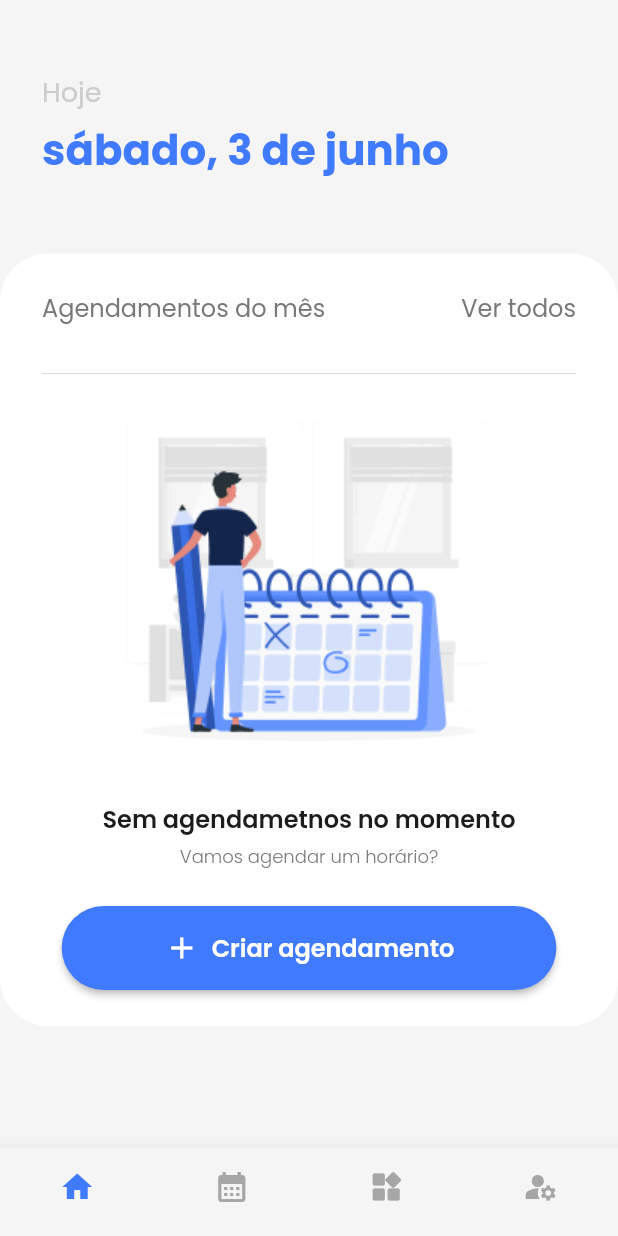
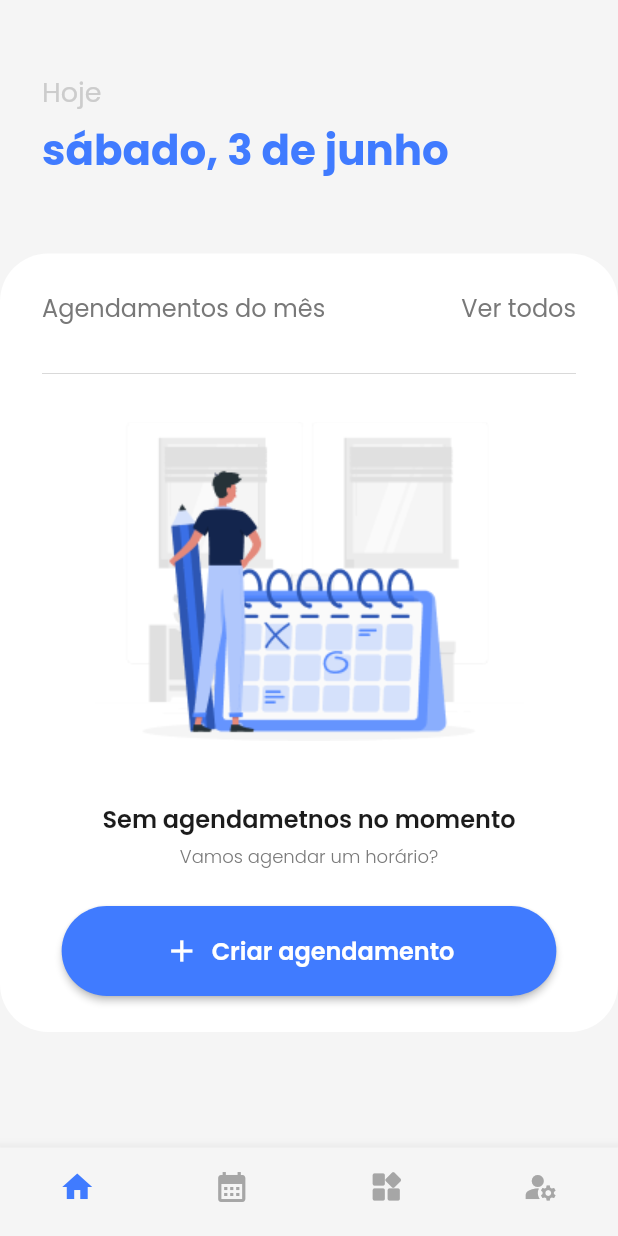
Before and after one commit to thiagSE/agenda-laboratorio, a Flutter app: the screen it shows after launch, on a phone screen of 412 x 824 dp. Run offline on Flutter 3.47's test engine with Material 2 defaults, Android fonts, the phone set to English and light mode, and no system bars; our stand-ins replace google_fonts.

Commit message:
Componente EmptyHomeScreen

```diff
--- /dev/null
+++ b/mobile/sche_lab/lib/screens/empty_home_screen.dart
@@ -0,0 +1,54 @@
+import 'package:flutter/material.dart';
+
+class EmptyHomeComponent extends StatelessWidget {
+  const EmptyHomeComponent({
+    super.key,
+  });
+
+  @override
+  Widget build(BuildContext context) {
+    return Container(
+      child: Column(children: [
+        Image.asset('assets/images/man-schedule.png'),
+        SizedBox(
+          height: 40,
+        ),
+        Text(
+          'Sem agendametnos no momento',
+          style: TextStyle(
+              fontSize: 16,
+              fontWeight: FontWeight.w600,
+              color: Color.fromRGBO(28, 28, 28, 1)),
+        ),
+        SizedBox(
+          height: 4,
+        ),
+        Text(
+          'Vamos agendar um horário?',
+          style: TextStyle(
+              fontSize: 12,
+              fontWeight: FontWeight.w300,
+              color: Color.fromRGBO(120, 120, 120, 1)),
+        ),
+        SizedBox(
+          height: 24,
+        ),
+        ElevatedButton.icon(
+          icon: Icon(Icons.add),
+          label: Text(
+            "Criar agendamento",
+            style: TextStyle(fontSize: 16, fontWeight: FontWeight.w600),
+          ),
+          onPressed: () => print("it's pressed"),
+          style: ElevatedButton.styleFrom(
+            padding: const EdgeInsets.symmetric(vertical: 18, horizontal: 68.0),
+            backgroundColor: Color.fromRGBO(64, 123, 255, 1),
+            shape: RoundedRectangleBorder(
+              borderRadius: BorderRadius.circular(40.0),
+            ),
+          ),
+        ),
+      ]),
+    );
+  }
+}
--- a/mobile/sche_lab/lib/screens/home_screen.dart
+++ b/mobile/sche_lab/lib/screens/home_screen.dart
@@ -1,13 +1,49 @@
+import 'dart:convert';
+
 import 'package:flutter/material.dart';
 import 'package:google_fonts/google_fonts.dart';
+import 'package:http/http.dart' as http;
 import 'package:intl/date_symbol_data_local.dart';
 import 'package:intl/intl.dart';
 import 'package:sche_lab/models/schedule_model.dart';
+import 'package:sche_lab/screens/empty_home_screen.dart';
 
 import 'create_schedule_screen.dart';
 
 class HomeScreen extends StatelessWidget {
   const HomeScreen({super.key});
+
+  Future<http.Response> getSchedules() async {
+    final response = await http.get(
+      Uri.parse('http://localhost:8080/api'),
+    );
+
+    return response;
+  }
+
+  Future<void> sendRegistrationData() async {
+    String name = 'Lucas Vieira';
+    String email = 'lucas@gmail.com';
+    String matricula = '01301103';
+    String password = 'admin@123';
+
+    final response = await http.post(
+      Uri.parse('http://localhost:8080/api/cadastro'),
+      headers: {'Content-type': 'application/json'},
+      body: jsonEncode({
+        'nome': name,
+        'email': email,
+        'matricula': matricula,
+        'senha': password
+      }),
+    );
+
+    if (response.statusCode == 200) {
+      print('Dados enviados com sucesso');
+    } else {
+      print('Erro ao enviar os dados, ${response.statusCode}');
+    }
+  }
 
   @override
   Widget build(BuildContext context) {
@@ -61,7 +97,31 @@ class HomeScreen extends StatelessWidget {
                           SizedBox(
                             height: 24,
                           ),
-                          if (schedules.isNotEmpty)
+                          (schedules.isEmpty)
+                              ? EmptyHomeComponent()
+                              : ScheduleListComponent(schedules: schedules),
+                        ],
+                      ),
+                    ),
+                  )
+                ],
+              ),
+            )));
+  }
+}
+
+class ScheduleListComponent extends StatelessWidget {
+  const ScheduleListComponent({
+    super.key,
+    required this.schedules,
+  });
+
+  final List<Schedule> schedules;
+
+  @override
+  Widget build(BuildContext context) {
+    return Column(
+      children: [
         Row(
           children: [
             Text(
@@ -83,69 +143,7 @@ class HomeScreen extends StatelessWidget {
             ),
           ],
         ),
-                          (schedules.isEmpty)
-                              ? Container(
-                                  child: Column(children: [
-                                    Image.asset(
-                                        'assets/images/man-schedule.png'),
-                                    SizedBox(
-                                      height: 40,
-                                    ),
-                                    Text(
-                                      'Sem agendametnos no momento',
-                                      style: TextStyle(
-                                          fontSize: 16,
-                                          fontWeight: FontWeight.w600,
-                                          color: Color.fromRGBO(28, 28, 28, 1)),
-                                    ),
-                                    SizedBox(
-                                      height: 4,
-                                    ),
-                                    Text(
-                                      'Vamos agendar um horário?',
-                                      style: TextStyle(
-                                          fontSize: 12,
-                                          fontWeight: FontWeight.w300,
-                                          color:
-                                              Color.fromRGBO(120, 120, 120, 1)),
-                                    ),
-                                    SizedBox(
-                                      height: 24,
-                                    ),
-                                    ElevatedButton.icon(
-                                      icon: Icon(Icons.add),
-                                      label: Text(
-                                        "Criar agendamento",
-                                        style: TextStyle(
-                                            fontSize: 16,
-                                            fontWeight: FontWeight.w600),
-                                      ),
-                                      onPressed: () => print("it's pressed"),
-                                      style: ElevatedButton.styleFrom(
-                                        padding: const EdgeInsets.symmetric(
-                                            vertical: 16, horizontal: 68.0),
-                                        backgroundColor:
-                                            Color.fromRGBO(64, 123, 255, 1),
-                                        shape: RoundedRectangleBorder(
-                                          borderRadius:
-                                              BorderRadius.circular(32.0),
-                                        ),
-                                      ),
-                                    ),
-                                  ]),
-                                )
-                              : ScheduleListComponent(schedules),
-                        ],
-                      ),
-                    ),
-                  )
-                ],
-              ),
-            )));
-  }
-
-  ListView ScheduleListComponent(List<Schedule> schedules) {
-    return ListView.builder(
+        ListView.builder(
             physics: NeverScrollableScrollPhysics(),
             shrinkWrap: true,
             itemCount: schedules.length,
@@ -189,8 +187,8 @@ class HomeScreen extends StatelessWidget {
                       child: Container(
                         decoration: BoxDecoration(
                           borderRadius: BorderRadius.circular(16),
-                      border:
-                          Border.all(color: Color.fromRGBO(217, 217, 217, .5)),
+                          border: Border.all(
+                              color: Color.fromRGBO(217, 217, 217, .5)),
                           color: index == 0
                               ? Color.fromRGBO(64, 123, 255, 1)
                               : Colors.white,
@@ -243,7 +241,9 @@ class HomeScreen extends StatelessWidget {
                   ],
                 ),
               );
-        });
+            }),
+      ],
+    );
   }
 }
 
```
Lines whose indentation alone changed are shown as unchanged.
